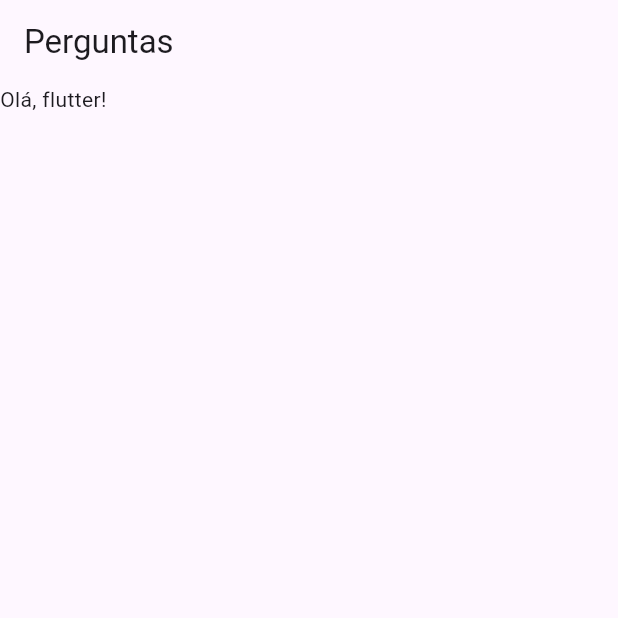
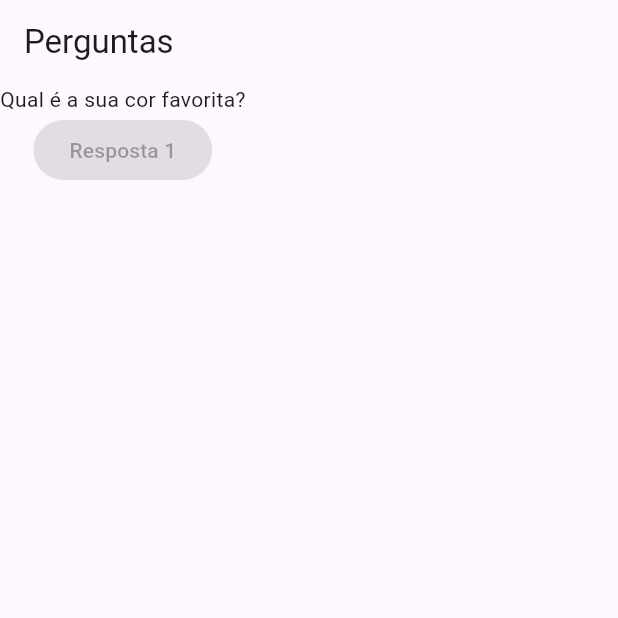
Before and after one commit to gabrielestefono/cursos_flutter, a Flutter app: the screen it shows after launch, on a phone screen of 412 x 824 dp, the top half of it. Run offline on Flutter 3.47's test engine with Material 3 defaults, Android fonts, the phone set to English and light mode, and no system bars.

Commit message:
Commitando alterações

```diff
--- a/perguntas/lib/main.dart
+++ b/perguntas/lib/main.dart
@@ -5,14 +5,26 @@ void main(){
 }
 
 class PerguntaApp extends StatelessWidget{
-
   Widget build(BuildContext context){
+    final List<String> perguntas = [
+      "Qual é a sua cor favorita?",
+      "Qual é o seu animal favorito?",
+      "Qual seu sabor favorito de sorvete?"
+    ];
     return MaterialApp(
       home: Scaffold(
         appBar: AppBar(
           title: Text('Perguntas'),
         ),
-                body: Text('Olá, flutter!'),
+        body: Column(
+          children: [
+            Text(perguntas[0]),
+            ElevatedButton(
+              child: Text("Resposta 1"),
+              onPressed: null,
+            ),
+          ],
+        ),
       ),
     );
   }
```
Lines whose indentation alone changed are shown as unchanged.
